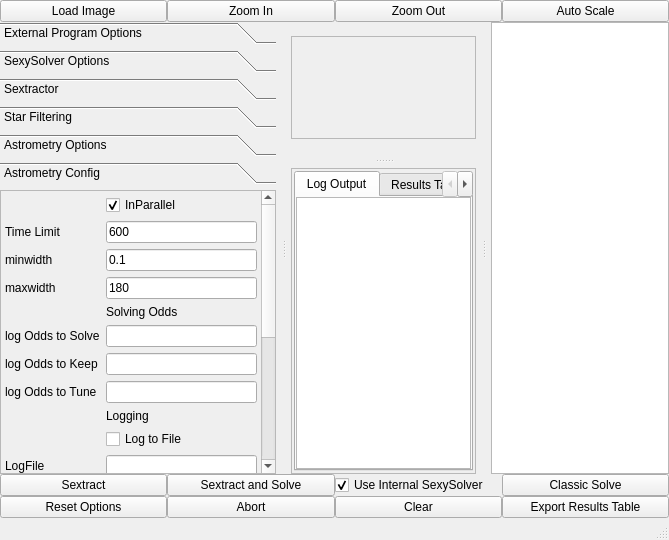
Above: mainwindow.ui from rlancaste/stellarsolver before the change. Below: the same form after it.
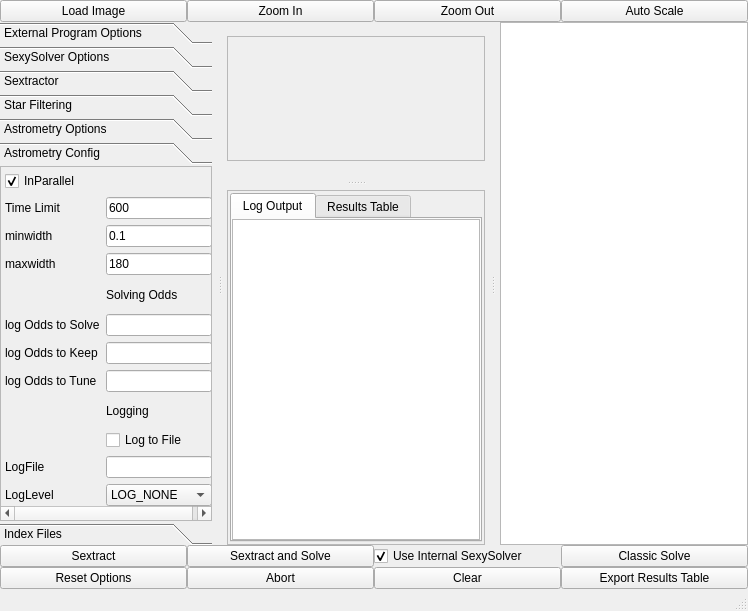
That is the form after the change. The open tabs and pages were chosen to show the change. Custom widgets are drawn as their Qt base class.

Commit message: Adding external Path configuration profiles, loading index files into list for display, reorganizing some options

```diff
--- a/mainwindow.ui
+++ b/mainwindow.ui
@@ -6,8 +6,8 @@
    <rect>
     <x>0</x>
     <y>0</y>
-    <width>669</width>
-    <height>540</height>
+    <width>748</width>
+    <height>611</height>
    </rect>
   </property>
   <property name="font">
@@ -91,6 +91,9 @@
        <property name="currentIndex">
         <number>1</number>
        </property>
+       <property name="tabSpacing">
+        <number>2</number>
+       </property>
        <widget class="QWidget" name="External">
         <property name="geometry">
          <rect>
@@ -889,8 +892,8 @@
          <rect>
           <x>0</x>
           <y>0</y>
-          <width>198</width>
-          <height>301</height>
+          <width>250</width>
+          <height>306</height>
          </rect>
         </property>
         <attribute name="label">
@@ -922,8 +925,8 @@
              <rect>
               <x>0</x>
               <y>0</y>
-              <width>313</width>
-              <height>585</height>
+              <width>248</width>
+              <height>349</height>
              </rect>
             </property>
             <layout class="QGridLayout" name="gridLayout_5">
@@ -942,21 +945,42 @@
              <property name="spacing">
               <number>-1</number>
              </property>
-             <item row="18" column="0">
-              <widget class="QLabel" name="label_29">
+             <item row="24" column="0">
+              <widget class="QLabel" name="label_35">
                <property name="text">
-                <string>Time Limit</string>
+                <string>log Odds to Solve</string>
+               </property>
+              </widget>
+             </item>
+             <item row="23" column="2">
+              <widget class="QLabel" name="label_34">
+               <property name="text">
+                <string>Solving Odds</string>
                </property>
               </widget>
              </item>
              <item row="24" column="2">
-              <widget class="QLineEdit" name="oddsToKeep">
+              <widget class="QLineEdit" name="oddsToSolve">
                <property name="text">
                 <string/>
                </property>
               </widget>
              </item>
+             <item row="28" column="2">
+              <widget class="QCheckBox" name="logToFile">
+               <property name="text">
+                <string>Log to File</string>
+               </property>
+              </widget>
+             </item>
              <item row="29" column="2">
+              <widget class="QLineEdit" name="logFile">
+               <property name="text">
+                <string/>
+               </property>
+              </widget>
+             </item>
+             <item row="30" column="2">
               <widget class="QComboBox" name="logLevel">
                <item>
                 <property name="text">
@@ -985,69 +1009,91 @@
                </item>
               </widget>
              </item>
-             <item row="25" column="2">
-              <widget class="QLineEdit" name="oddsToTune">
+             <item row="19" column="0">
+              <widget class="QLabel" name="label_29">
                <property name="text">
-                <string/>
+                <string>Time Limit</string>
                </property>
               </widget>
              </item>
-             <item row="31" column="2">
-              <widget class="QListWidget" name="indexPaths"/>
+             <item row="27" column="2">
+              <widget class="QLabel" name="label_31">
+               <property name="text">
+                <string>Logging</string>
+               </property>
+              </widget>
+             </item>
+             <item row="29" column="0">
+              <widget class="QLabel" name="label_32">
+               <property name="text">
+                <string>LogFile</string>
+               </property>
+              </widget>
+             </item>
+             <item row="25" column="0">
+              <widget class="QLabel" name="label_36">
+               <property name="text">
+                <string>log Odds to Keep</string>
+               </property>
+              </widget>
              </item>
              <item row="21" column="0">
-              <widget class="QLabel" name="label_28">
-               <property name="text">
-                <string>maxwidth</string>
-               </property>
-              </widget>
-             </item>
-             <item row="28" column="2">
-              <widget class="QLineEdit" name="logFile">
-               <property name="text">
-                <string/>
-               </property>
-              </widget>
-             </item>
-             <item row="20" column="0">
               <widget class="QLabel" name="label_27">
                <property name="text">
                 <string>minwidth</string>
                </property>
               </widget>
              </item>
-             <item row="30" column="2">
-              <widget class="QPushButton" name="addIndexPath">
+             <item row="19" column="2">
+              <widget class="QLineEdit" name="solverTimeLimit">
                <property name="text">
-                <string>Add Indexfile Folder Path</string>
+                <string>600</string>
                </property>
               </widget>
              </item>
-             <item row="31" column="0">
-              <widget class="QLabel" name="label_26">
+             <item row="22" column="0">
+              <widget class="QLabel" name="label_28">
                <property name="text">
-                <string>Index File Folder Paths</string>
+                <string>maxwidth</string>
                </property>
-               <property name="wordWrap">
-                <bool>true</bool>
+              </widget>
+             </item>
+             <item row="26" column="2">
+              <widget class="QLineEdit" name="oddsToTune">
+               <property name="text">
+                <string/>
                </property>
               </widget>
              </item>
-             <item row="23" column="0">
-              <widget class="QLabel" name="label_35">
+             <item row="25" column="2">
+              <widget class="QLineEdit" name="oddsToKeep">
                <property name="text">
-                <string>log Odds to Solve</string>
+                <string/>
                </property>
               </widget>
              </item>
-             <item row="20" column="2">
+             <item row="21" column="2">
               <widget class="QLineEdit" name="minWidth">
                <property name="text">
                 <string>0.1</string>
                </property>
               </widget>
              </item>
-             <item row="17" column="2">
+             <item row="26" column="0">
+              <widget class="QLabel" name="label_37">
+               <property name="text">
+                <string>log Odds to Tune</string>
+               </property>
+              </widget>
+             </item>
+             <item row="22" column="2">
+              <widget class="QLineEdit" name="maxWidth">
+               <property name="text">
+                <string>180</string>
+               </property>
+              </widget>
+             </item>
+             <item row="18" column="0">
               <widget class="QCheckBox" name="inParallel">
                <property name="text">
                 <string>InParallel</string>
@@ -1057,82 +1103,71 @@
                </property>
               </widget>
              </item>
-             <item row="23" column="2">
-              <widget class="QLineEdit" name="oddsToSolve">
-               <property name="text">
-                <string/>
-               </property>
-              </widget>
-             </item>
-             <item row="24" column="0">
-              <widget class="QLabel" name="label_36">
-               <property name="text">
-                <string>log Odds to Keep</string>
-               </property>
-              </widget>
-             </item>
-             <item row="18" column="2">
-              <widget class="QLineEdit" name="solverTimeLimit">
-               <property name="text">
-                <string>600</string>
-               </property>
-              </widget>
-             </item>
-             <item row="29" column="0">
+             <item row="30" column="0">
               <widget class="QLabel" name="label_33">
                <property name="text">
                 <string>LogLevel</string>
                </property>
               </widget>
              </item>
-             <item row="21" column="2">
-              <widget class="QLineEdit" name="maxWidth">
-               <property name="text">
-                <string>180</string>
-               </property>
-              </widget>
-             </item>
-             <item row="27" column="2">
-              <widget class="QCheckBox" name="logToFile">
-               <property name="text">
-                <string>Log to File</string>
-               </property>
-              </widget>
-             </item>
-             <item row="22" column="2">
-              <widget class="QLabel" name="label_34">
-               <property name="text">
-                <string>Solving Odds</string>
-               </property>
-              </widget>
-             </item>
-             <item row="26" column="2">
-              <widget class="QLabel" name="label_31">
-               <property name="text">
-                <string>Logging</string>
-               </property>
-              </widget>
-             </item>
-             <item row="25" column="0">
-              <widget class="QLabel" name="label_37">
-               <property name="text">
-                <string>log Odds to Tune</string>
-               </property>
-              </widget>
-             </item>
-             <item row="28" column="0">
-              <widget class="QLabel" name="label_32">
-               <property name="text">
-                <string>LogFile</string>
-               </property>
-              </widget>
-             </item>
             </layout>
            </widget>
           </widget>
          </item>
         </layout>
        </widget>
+       <widget class="QWidget" name="IndexFiles">
+        <property name="geometry">
+         <rect>
+          <x>0</x>
+          <y>0</y>
+          <width>250</width>
+          <height>338</height>
+         </rect>
+        </property>
+        <attribute name="label">
+         <string>Index Files</string>
+        </attribute>
+        <layout class="QGridLayout" name="gridLayout_13">
+         <item row="4" column="1">
+          <widget class="QListWidget" name="indexFiles"/>
+         </item>
+         <item row="2" column="1">
+          <widget class="QComboBox" name="indexFolderPaths">
+           <property name="editable">
+            <bool>true</bool>
+           </property>
+          </widget>
+         </item>
+         <item row="0" column="1">
+          <widget class="QPushButton" name="removeIndexPath">
+           <property name="text">
+            <string>Remove Indexfile Folder Path</string>
+           </property>
+          </widget>
+         </item>
+         <item row="1" column="1">
+          <widget class="QLabel" name="label_26">
+           <property name="text">
+            <string>Index File Folder Paths</string>
+           </property>
+           <property name="wordWrap">
+            <bool>true</bool>
+           </property>
+          </widget>
+         </item>
+         <item row="3" column="1">
+          <widget class="QLabel" name="label_30">
+           <property name="text">
+            <string>Index Files</string>
+           </property>
+           <property name="wordWrap">
+            <bool>true</bool>
+           </property>
+          </widget>
+         </item>
+        </layout>
+       </widget>
       </widget>
       <widget class="QSplitter" name="splitter">
        <property name="orientation">
@@ -1172,8 +1207,8 @@
              <rect>
               <x>0</x>
               <y>0</y>
-              <width>229</width>
-              <height>94</height>
+              <width>235</width>
+              <height>116</height>
              </rect>
             </property>
             <layout class="QGridLayout" name="gridLayout_2">
@@ -1230,8 +1265,8 @@
           <rect>
            <x>0</x>
            <y>0</y>
-           <width>231</width>
-           <height>270</height>
+           <width>237</width>
+           <height>319</height>
           </rect>
          </property>
          <property name="sizePolicy">
```
Left out of the diff: 171 changed lines with no effect on the pictures. The commit also changes 4 other files.
